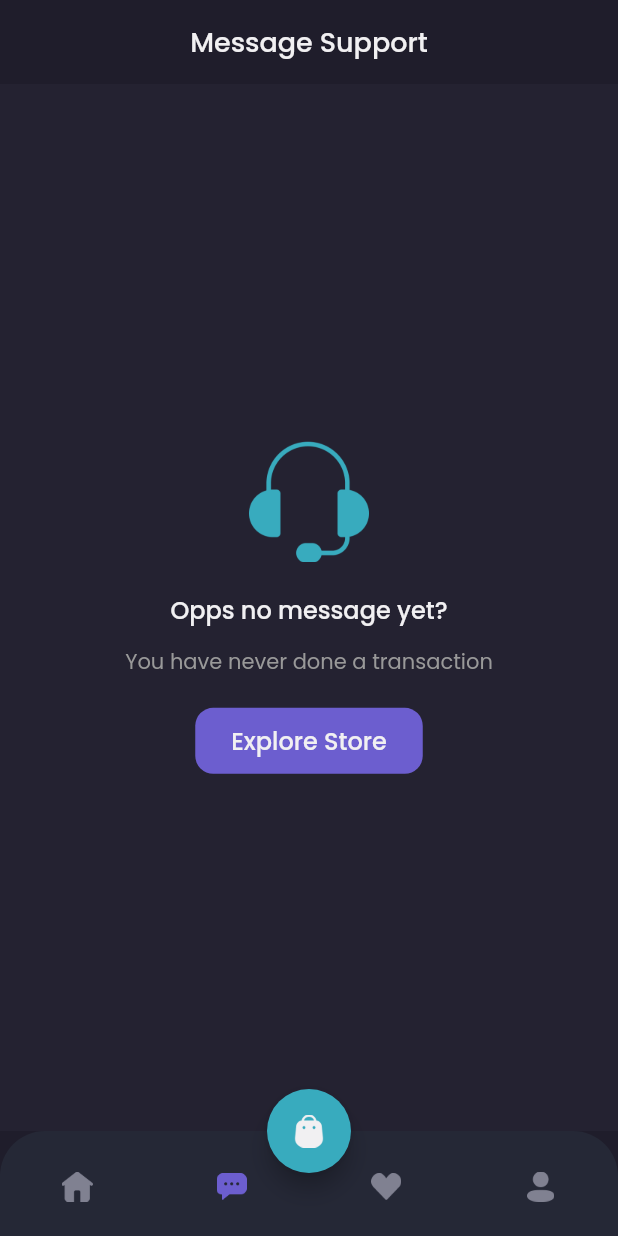
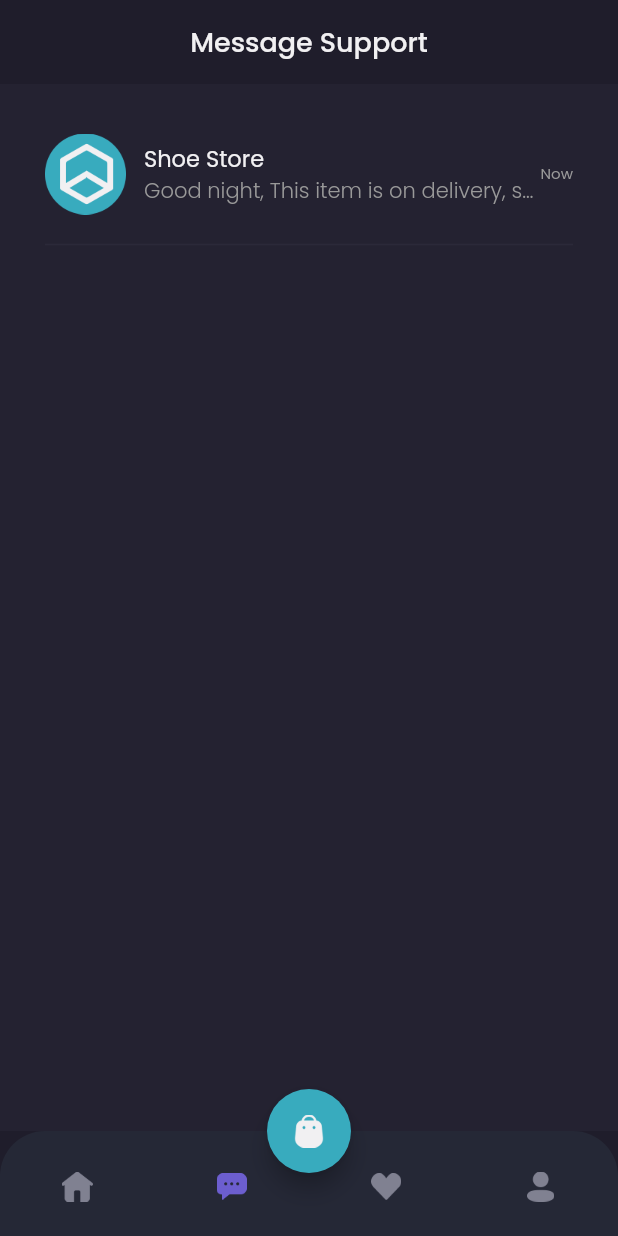
Before and after one commit to Koredeee/shamo-commerce, a Flutter app: the MainPage screen opened by its route, item 2 of the bottom bar chosen, on a phone screen of 412 x 824 dp. Run offline on Flutter 3.47's test engine with Material 2 defaults, Android fonts, the phone set to English and light mode, and no system bars; our stand-ins replace google_fonts.

Commit message:
Added Chat Tile in Chat Page Section

```diff
--- a/shamo/lib/pages/home/chat_page.dart
+++ b/shamo/lib/pages/home/chat_page.dart
@@ -1,6 +1,7 @@
-// ignore_for_file: prefer_const_constructors
+// ignore_for_file: prefer_const_constructors, prefer_const_literals_to_create_immutables
 
 import 'package:flutter/material.dart';
+import 'package:shamo/pages/widgets/chat_tile.dart';
 import 'package:shamo/theme.dart';
 
 class ChatPage extends StatelessWidget {
@@ -24,7 +25,7 @@ class ChatPage extends StatelessWidget {
       );
     }
 
-    Widget content() {
+    Widget emptyChat() {
       // pake Expanded karena sisa dari space akan di-isi dengan  content section
       return Expanded(
           child: Container(
@@ -38,7 +39,7 @@ class ChatPage extends StatelessWidget {
                     height: 20,
                   ),
                   Text(
-                    'Opps no message yet?',
+                    'Oops no message yet?',
                     style: primaryTextStyle.copyWith(
                         fontSize: 16, fontWeight: medium),
                   ),
@@ -75,6 +76,21 @@ class ChatPage extends StatelessWidget {
               )));
     }
 
+    Widget content() {
+      // pake Expanded karena sisa dari space akan di-isi dengan  content section
+      return Expanded(
+        child: Container(
+            width: double.infinity,
+            color: backgroundColor3,
+            child: ListView(
+              padding: EdgeInsets.symmetric(horizontal: defaultMargin),
+              children: [
+                ChatTile(),
+              ],
+            )),
+      );
+    }
+
     return Column(
       children: [
         header(),
--- /dev/null
+++ b/shamo/lib/pages/widgets/chat_tile.dart
@@ -0,0 +1,56 @@
+// ignore_for_file: prefer_const_constructors
+
+import 'package:flutter/material.dart';
+import 'package:shamo/theme.dart';
+
+class ChatTile extends StatelessWidget {
+  const ChatTile({super.key});
+
+  @override
+  Widget build(BuildContext context) {
+    return Container(
+      margin: EdgeInsets.only(top: 33),
+      child: Column(
+        children: [
+          Row(
+            children: [
+              Image.asset(
+                'assets/image_shop_logo.png',
+                width: 54,
+              ),
+              SizedBox(width: 12),
+              // menggunakan Expanded agar Column mengisi lebar selebar ruang yang tersisa
+              // agar tidak overflowed juga
+              Expanded(
+                child: Column(
+                  crossAxisAlignment: CrossAxisAlignment.start,
+                  children: [
+                    Text(
+                      'Shoe Store',
+                      style: primaryTextStyle.copyWith(fontSize: 15),
+                    ),
+                    Text(
+                      'Good night, This item is on delivery, so please kindly wait',
+                      style: secondaryTextStyle.copyWith(fontWeight: light),
+                      overflow: TextOverflow.ellipsis,
+                    )
+                  ],
+                ),
+              ),
+              Text(
+                'Now',
+                style: secondaryTextStyle.copyWith(fontSize: 10),
+              )
+            ],
+          ),
+          SizedBox(height: 12),
+          // buat garis dibawahnya noh kalo engeh
+          Divider(
+            thickness: 1,
+            color: Color(0xff2B2939),
+          )
+        ],
+      ),
+    );
+  }
+}
```
